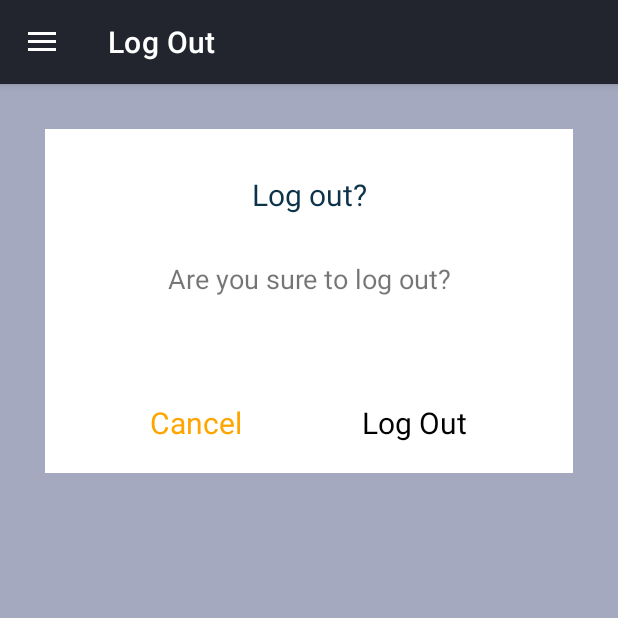
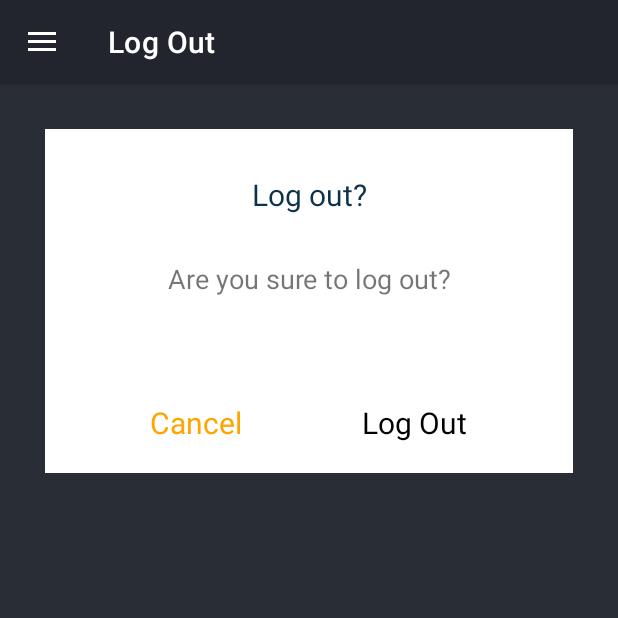
Before and after one commit to urayfajri/BINUS-HUAWEI-2021-Wall.io, an Android app: the fragment LogoutFragment placed in its activity, on a phone screen of 412 x 824 dp, the top half of it. Run offline under Robolectric (Android 15) with nearby library versions, the phone set to English and light mode, and no system bars; our stand-ins replace Volley; network calls fail; pictures from the network do not load.

Commit message:
change background of logout to black_shade_1
for color consistency

```diff
--- a/app/src/main/res/layout/fragment_logout.xml
+++ b/app/src/main/res/layout/fragment_logout.xml
@@ -3,7 +3,7 @@
     xmlns:tools="http://schemas.android.com/tools"
     android:layout_width="match_parent"
     android:layout_height="match_parent"
-    android:background="@drawable/ic_background_symbol"
+    android:background="@color/black_shade_1"
     tools:context=".fragments.LogoutFragment">
 
     <!-- TODO: Update blank fragment layout -->
```
